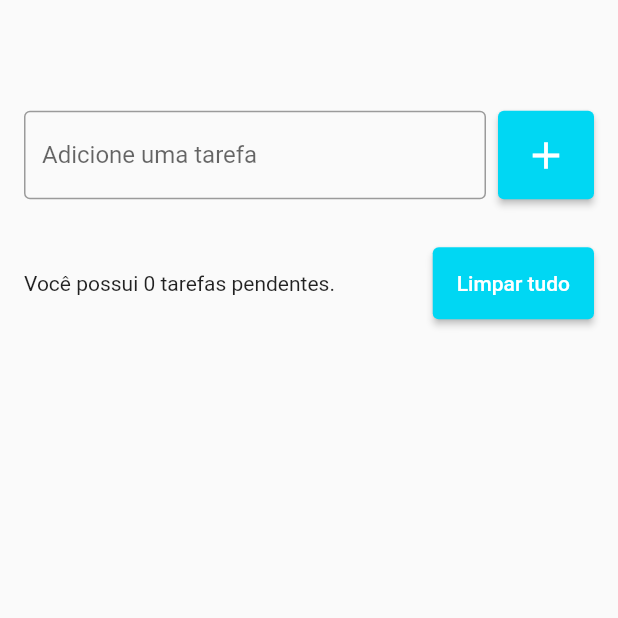
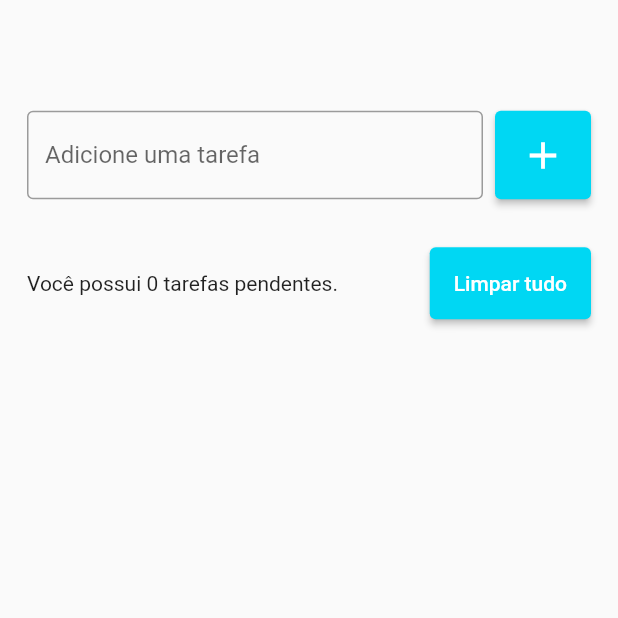
Before and after one commit to AlexandreFerreira97/todo_list, a Flutter app: the screen it shows after launch, on a phone screen of 412 x 824 dp, the part 403-1021 px from its top. Run offline on Flutter 3.47's test engine with Material 2 defaults, Android fonts, the phone set to English and light mode, and no system bars.

Commit message:
Update todo_list_page.dart

```diff
--- a/lib/pages/todo_list_page.dart
+++ b/lib/pages/todo_list_page.dart
@@ -15,10 +15,11 @@ class _TodoListPageState extends State<TodoListPage> {
 
   @override
   Widget build(BuildContext context) {
-    return Scaffold(
+    return SafeArea(
+      child: Scaffold(
         body: Center(
           child: Padding(
-          padding: const EdgeInsets.symmetric(horizontal: 16),
+            padding: const EdgeInsets.all(18),
             child: Column(
               mainAxisSize: MainAxisSize.min,
               children: [
@@ -30,7 +31,7 @@ class _TodoListPageState extends State<TodoListPage> {
                         decoration: const InputDecoration(
                           border: OutlineInputBorder(),
                           labelText: 'Adicione uma tarefa',
-                        hintText: 'Ex. Estudar para a prova de matemática',
+                          hintText: 'Ex. Estudar geometria',
                         ),
                       ),
                     ),
@@ -69,9 +70,9 @@ class _TodoListPageState extends State<TodoListPage> {
                 const SizedBox(height: 16),
                 Row(
                   children: [
-                  const Expanded(
+                    Expanded(
                       child: Text(
-                      'Você possui 0 tarefas pendentes.',
+                        'Você possui ${todos.length} tarefas pendentes.',
                       ),
                     ),
                     const SizedBox(width: 8),
@@ -89,6 +90,7 @@ class _TodoListPageState extends State<TodoListPage> {
             ),
           ),
         ),
+      ),
     );
   }
 }
```
Lines whose indentation alone changed are shown as unchanged.
